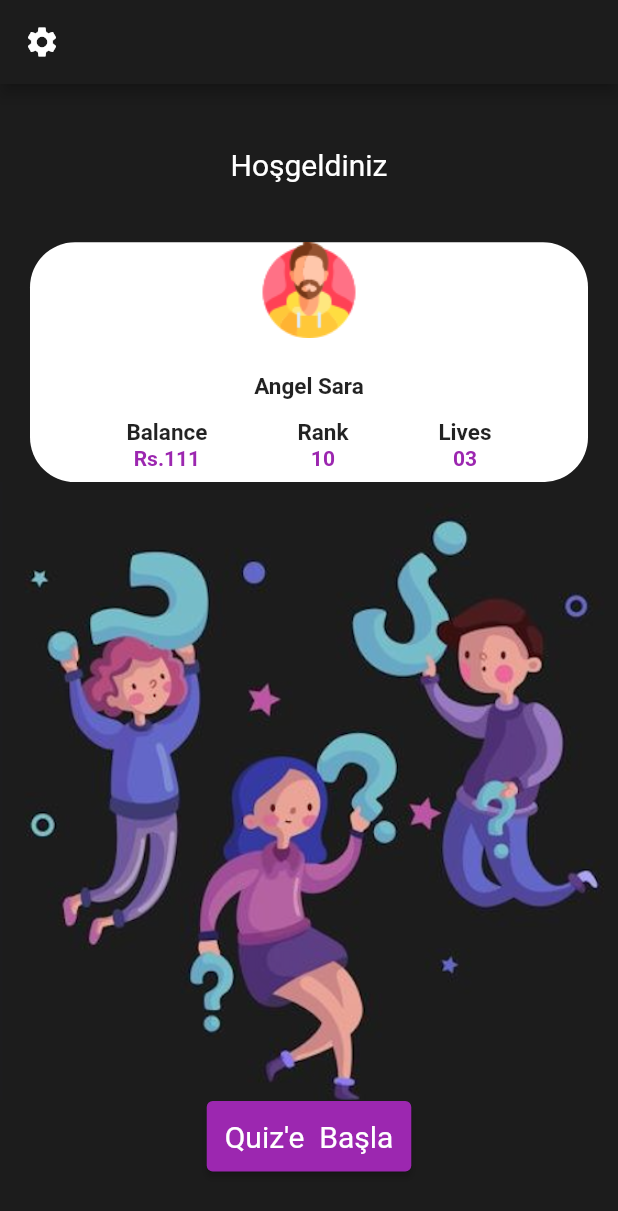
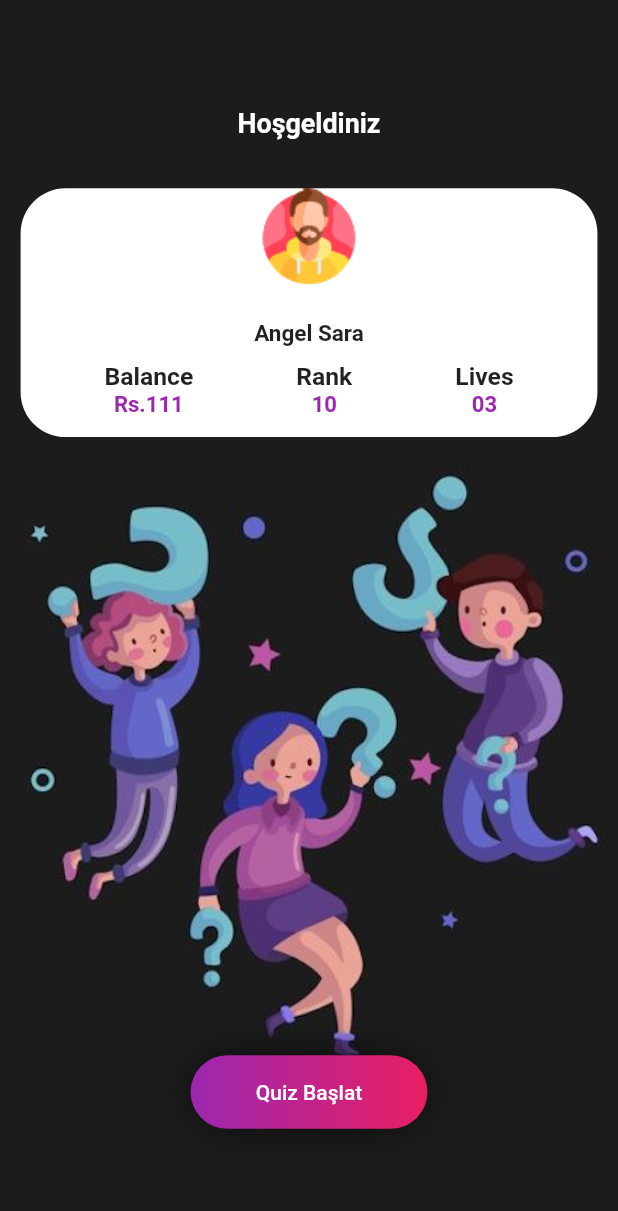
Before and after one commit to danieloampah/Basic_Questions_Quiz, a Flutter app: the screen it shows after launch, on a phone screen of 412 x 824 dp. Shown: the top 1211 px of the screen. Run offline on Flutter 3.47's test engine with Material 2 defaults, Android fonts, the phone set to English and light mode, and no system bars.

Commit message:
New Design Update

```diff
--- a/lib/StartPage.dart
+++ b/lib/StartPage.dart
@@ -1,5 +1,4 @@
 import 'package:flutter/material.dart';
-
 import 'questionsPage.dart';
 
 class StartPage extends StatefulWidget {
@@ -12,11 +11,11 @@ class StartPage extends StatefulWidget {
 class _StartPageState extends State<StartPage> {
   @override
   Widget build(BuildContext context) {
+    var screenInfo = MediaQuery.of(context);
+    final double screenHeight = screenInfo.size.height;
+    final double screenWidth = screenInfo.size.width;
     return Scaffold(
-      appBar: AppBar(
-        backgroundColor: Color.fromRGBO(28, 28, 28, 1),
-        leading: Icon(Icons.settings),
-      ),
+
       backgroundColor: Color.fromRGBO(28, 28, 28, 1),
       body: Center(
         child: Column(
@@ -26,68 +25,147 @@ class _StartPageState extends State<StartPage> {
               "Hoşgeldiniz",
               style: TextStyle(
                   color: Colors.white,
-                  fontSize: 20,
-                  ),
+                  fontSize: screenWidth / 23,
+                  fontWeight: FontWeight.bold),
             ),
             Padding(
-              padding: const EdgeInsets.only(top: 40, left: 20, right: 20),
+              padding: EdgeInsets.only(
+                  top: screenHeight / 25,
+                  left: screenWidth / 30,
+                  right: screenWidth / 30),
               child: Container(
-                width: 450,
-                height: 160,
                 decoration: BoxDecoration(
                   color: Colors.white,
                   borderRadius: BorderRadius.circular(30),
                 ),
+                child: Container(
                   child: Column(
                     children: [
                       Image.asset("assets/images/man.png"),
-                    SizedBox(height: 10,),
+                      SizedBox(
+                        height: screenHeight / 60,
+                      ),
                       Padding(
-                      padding: const EdgeInsets.all(13),
-                      child: Text("Angel Sara",style: TextStyle(fontSize: 15, fontWeight: FontWeight.bold),),
+                        padding: EdgeInsets.all(
+                          screenWidth / 40,
+                        ),
+                        child: Text(
+                          "Angel Sara",
+                          style: TextStyle(
+                              fontSize: 15, fontWeight: FontWeight.bold),
+                        ),
                       ),
                       Center(
+                        child: Padding(
+                          padding: EdgeInsets.only(bottom: screenHeight / 60),
                           child: Row(
                             mainAxisAlignment: MainAxisAlignment.center,
                             children: [
                               Column(
                                 children: [
-                              Text("Balance", style: TextStyle(fontWeight: FontWeight.bold,fontSize: 15),),
-                              Text("Rs.111", style: TextStyle(color: Colors.purple, fontWeight: FontWeight.bold, fontSize: 14),),
+                                  Text(
+                                    "Balance",
+                                    style: TextStyle(
+                                        fontWeight: FontWeight.bold,
+                                        fontSize: screenWidth / 25),
+                                  ),
+                                  Text(
+                                    "Rs.111",
+                                    style: TextStyle(
+                                        color: Colors.purple,
+                                        fontWeight: FontWeight.bold,
+                                        fontSize: screenWidth / 28),
+                                  ),
                                 ],
                               ),
                               SizedBox(
-                            width: 60,
+                                width: screenWidth / 6,
                               ),
                               Column(
                                 children: [
-                              Text("Rank",style: TextStyle(fontWeight: FontWeight.bold,fontSize: 15),),
-                              Text("10",style: TextStyle(color: Colors.purple, fontWeight: FontWeight.bold, fontSize: 14),),
+                                  Text(
+                                    "Rank",
+                                    style: TextStyle(
+                                        fontWeight: FontWeight.bold,
+                                        fontSize: screenWidth / 25),
+                                  ),
+                                  Text(
+                                    "10",
+                                    style: TextStyle(
+                                        color: Colors.purple,
+                                        fontWeight: FontWeight.bold,
+                                        fontSize: screenWidth / 28),
+                                  ),
                                 ],
                               ),
                               SizedBox(
-                            width: 60,
+                                width: screenWidth / 6,
                               ),
                               Column(
                                 children: [
-                              Text("Lives",style: TextStyle(fontWeight: FontWeight.bold,fontSize: 15),),
-                              Text("03",style: TextStyle(color: Colors.purple, fontWeight: FontWeight.bold, fontSize: 14),),
+                                  Text(
+                                    "Lives",
+                                    style: TextStyle(
+                                        fontWeight: FontWeight.bold,
+                                        fontSize: screenWidth / 25),
+                                  ),
+                                  Text(
+                                    "03",
+                                    style: TextStyle(
+                                        color: Colors.purple,
+                                        fontWeight: FontWeight.bold,
+                                        fontSize: screenWidth / 28),
+                                  ),
                                 ],
                               )
                             ],
+                          ),
                         ),
                       )
                     ],
                   ),
                 ),
               ),
+            ),
             Image.asset("assets/images/bg.png"),
-            ElevatedButton(
+            Row(
+              mainAxisAlignment: MainAxisAlignment.center,
+              children: [
+                DecoratedBox(
+                    decoration: BoxDecoration(
+                        gradient: LinearGradient(colors: [
+                          Colors.purple,
+                          Colors.pink,
+                        ]),
+                        borderRadius: BorderRadius.circular(25),
+                        boxShadow: <BoxShadow>[
+                          BoxShadow(
+                              color: Color.fromRGBO(0, 0, 0, 0.57),
+                              blurRadius: 25),
+                        ]),
+                    child: Column(
+                      mainAxisAlignment: MainAxisAlignment.center,
+                      children: [
+                        Center(
+                          child: ElevatedButton(
+                              style: ElevatedButton.styleFrom(
+                                primary: Colors.transparent,
+                                onSurface: Colors.transparent,
+                                shadowColor: Colors.transparent,
+                              ),
                               onPressed: () {
-                Navigator.push(context, MaterialPageRoute(builder: (context) => SoruSayfasi()),);
+                                Navigator.push(context, MaterialPageRoute(builder: (context) => SoruSayfasi()));
                               },
-              child: Text("Quiz'e Başla"),
-              style: ElevatedButton.styleFrom(backgroundColor: Colors.purple, padding: EdgeInsets.all(12) ,textStyle: TextStyle(fontSize: 20, wordSpacing: 5)),
+                              child: Padding(
+                                padding: EdgeInsets.symmetric(
+                                    vertical: screenWidth / 25,
+                                    horizontal: screenHeight / 30),
+                                child: Text("Quiz Başlat"),
+                              )),
+                        ),
+                      ],
+                    ))
+              ],
             ),
           ],
         ),
@@ -95,34 +173,3 @@ class _StartPageState extends State<StartPage> {
     );
   }
 }
-
-/*child: Column(
-          mainAxisAlignment: MainAxisAlignment.spaceAround,
-          children: [
-            Text(
-              "Basit Quiz Uygulaması",
-              style: TextStyle(
-                  fontSize: 24,
-                  color: Colors.white,
-                  fontWeight: FontWeight.bold,
-                  wordSpacing: 2,
-                  letterSpacing: 1),
-            ),
-            ElevatedButton(
-              child: Text("Soruları Görmek İçin Tıklayınız"),
-              onPressed: () {
-                Navigator.push(
-                  context,
-                  MaterialPageRoute(
-                    builder: (context) => SoruSayfasi(),
-                  ),
-                );
-              },
-              style: ElevatedButton.styleFrom(
-                  primary: Colors.grey,
-                  padding: EdgeInsets.all(15),
-                  textStyle:
-                  TextStyle(fontSize: 15, fontWeight: FontWeight.bold)),
-            ),
-          ],
-        ),*/
```
Lines whose indentation alone changed are shown as unchanged.
